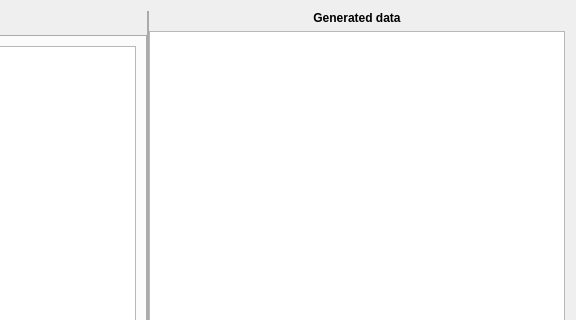
Before: the Qt Designer form ui/generator.ui in jopohl/urh, drawn with Qt 5; both pictures show x 507 to 1083 and y 0 to 320 of the 1083 by 995 pixel window.
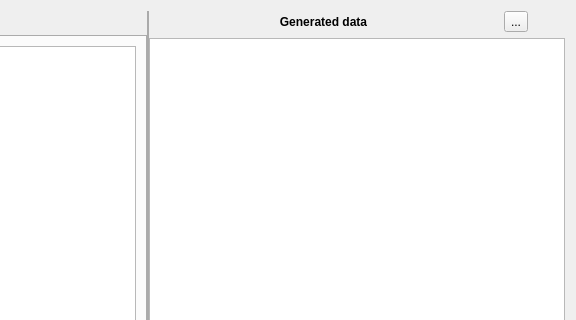
After: the same form once the commit is applied. Icons and pictures are not drawn. Custom widgets are drawn as their Qt base class.

The edit to the form file:
```diff
--- a/ui/generator.ui
+++ b/ui/generator.ui
@@ -368,7 +368,7 @@
      </widget>
      <widget class="QWidget" name="layoutWidget">
       <layout class="QGridLayout" name="gridLayout_2">
-       <item row="1" column="0" colspan="4">
+       <item row="2" column="0" colspan="4">
         <widget class="GeneratorTableView" name="tableBlocks">
          <property name="acceptDrops">
           <bool>true</bool>
@@ -408,7 +408,7 @@
          </attribute>
         </widget>
        </item>
-       <item row="2" column="0">
+       <item row="3" column="0">
         <widget class="QLabel" name="lEstimatedTime">
          <property name="toolTip">
           <string>&lt;html&gt;&lt;head/&gt;&lt;body&gt;&lt;p&gt;The estimated average time is based on the average number of bits per block and average sample rate, you set for the modulations.&lt;/p&gt;&lt;/body&gt;&lt;/html&gt;</string>
@@ -418,7 +418,7 @@
          </property>
         </widget>
        </item>
-       <item row="2" column="1">
+       <item row="3" column="1">
         <spacer name="horizontalSpacer_3">
          <property name="orientation">
           <enum>Qt::Horizontal</enum>
@@ -431,7 +431,7 @@
          </property>
         </spacer>
        </item>
-       <item row="2" column="2">
+       <item row="3" column="2">
         <widget class="QLabel" name="lViewType">
          <property name="sizePolicy">
           <sizepolicy hsizetype="Fixed" vsizetype="Preferred">
@@ -444,7 +444,7 @@
          </property>
         </widget>
        </item>
-       <item row="2" column="3">
+       <item row="3" column="3">
         <widget class="QComboBox" name="cbViewType">
          <item>
           <property name="text">
@@ -463,7 +463,17 @@
          </item>
         </widget>
        </item>
-       <item row="0" column="0" colspan="4">
+       <item row="1" column="3">
+        <widget class="QToolButton" name="btnSave">
+         <property name="text">
+          <string>...</string>
+         </property>
+         <property name="icon">
+          <iconset theme="document-save"/>
+         </property>
+        </widget>
+       </item>
+       <item row="1" column="0" colspan="3">
         <widget class="QLabel" name="label_3">
          <property name="font">
           <font>
```
